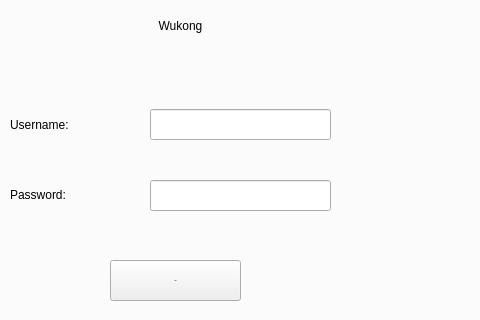
First picture: the form in DesktopApp/desktopapp.ui, repository michaelfong2017/landmark-annotator-desktop, before the edit; both pictures show x 422 to 902 and y 226 to 546 of the 1280 by 920 pixel window.
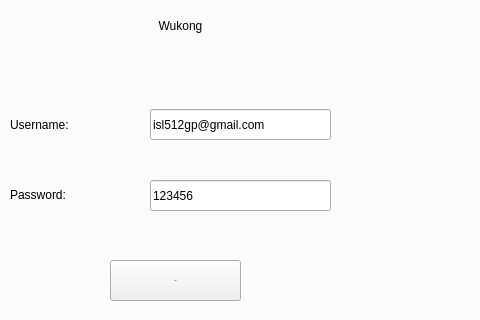
Second picture: the form after the edit.

Diff of the .ui file:
```diff
--- a/DesktopApp/desktopapp.ui
+++ b/DesktopApp/desktopapp.ui
@@ -113,7 +113,7 @@
       </rect>
      </property>
      <property name="text">
-      <string/>
+      <string>isl512gp@gmail.com</string>
      </property>
     </widget>
     <widget class="QLineEdit" name="passwordLineEdit">
@@ -126,7 +126,7 @@
       </rect>
      </property>
      <property name="text">
-      <string/>
+      <string>123456</string>
      </property>
     </widget>
     <widget class="QLabel" name="titleLabel">
```
Left out of the diff: 4 changed lines with no effect on the pictures.
